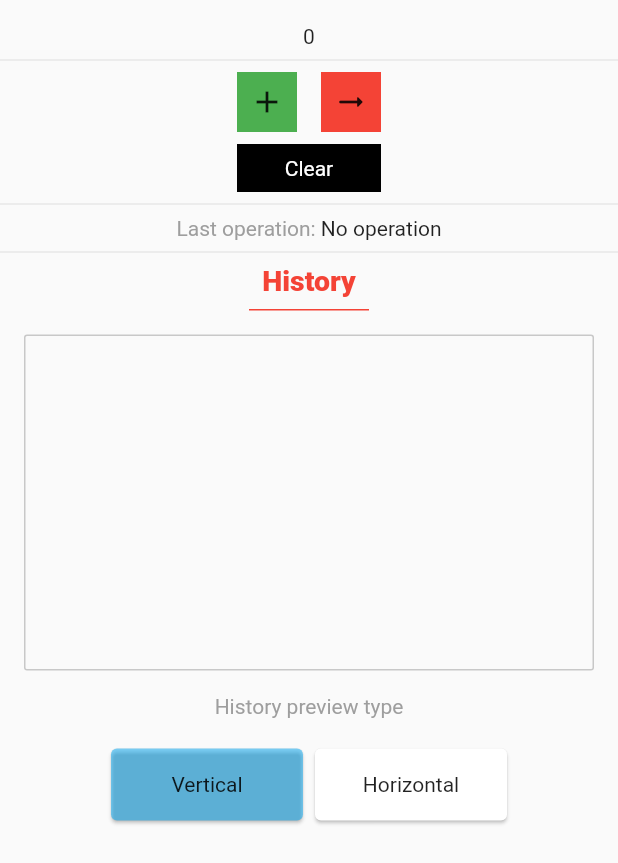
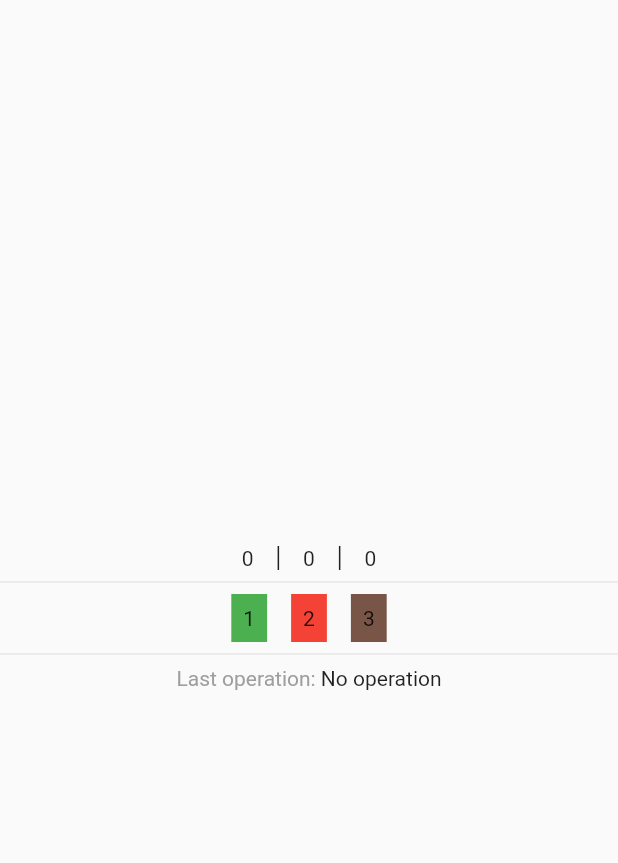
Before and after one commit to SERDUN/home_w1, a Flutter app: the screen it shows after launch, on a phone screen of 412 x 824 dp. Shown: the top 863 px of the screen. Run offline on Flutter 3.47's test engine with Material 2 defaults, Android fonts, the phone set to English and light mode, and no system bars.

Commit message:
Added new hw

```diff
--- /dev/null
+++ b/lib/hm2_1_1.dart
@@ -0,0 +1,140 @@
+import 'package:flutter/material.dart';
+import 'package:flutter/widgets.dart';
+
+class HM211 extends StatefulWidget {
+  const HM211({Key key}) : super(key: key);
+
+  @override
+  _HM1State createState() => _HM1State();
+}
+
+class _HM1State extends State<HM211> {
+  var counter1 = 0;
+  var counter2 = 0;
+  var counter3 = 0;
+
+  var lastOperation = "No operation";
+
+  @override
+  Widget build(BuildContext context) {
+    return Scaffold(
+      body: Column(
+        mainAxisAlignment: MainAxisAlignment.center,
+        crossAxisAlignment: CrossAxisAlignment.center,
+        children: [
+          Row(
+            mainAxisAlignment: MainAxisAlignment.center,
+            crossAxisAlignment: CrossAxisAlignment.center,
+            children: [
+              Text(counter1.toString()),
+              Container(
+                width: 1,
+                margin: EdgeInsets.only(left: 16, right: 16),
+                height: 16,
+                color: Colors.black87,
+              ),
+              Text(counter2.toString()),
+              Container(
+                margin: EdgeInsets.only(left: 16, right: 16),
+                width: 1,
+                height: 16,
+                color: Colors.black87,
+              ),
+              Text(counter3.toString()),
+            ],
+          ),
+          Divider(
+            color: Colors.grey.withOpacity(0.2),
+            thickness: 1,
+          ),
+          controller(),
+          Divider(
+            color: Colors.grey.withOpacity(0.2),
+            thickness: 1,
+          ),
+          Row(
+            mainAxisAlignment: MainAxisAlignment.center,
+            crossAxisAlignment: CrossAxisAlignment.center,
+            children: [
+              Text(
+                "Last operation: ",
+                style: TextStyle(color: Colors.grey),
+              ),
+              Text(lastOperation),
+            ],
+          )
+        ],
+      ),
+    );
+  }
+
+  Widget controller() {
+    return Column(
+      children: [
+        Row(
+          mainAxisAlignment: MainAxisAlignment.center,
+          crossAxisAlignment: CrossAxisAlignment.center,
+          children: [
+            InkWell(
+              child: Container(
+                color: Colors.green,
+                padding: EdgeInsets.all(8),
+                child: Text("1"),
+              ),
+              onTap: addToColumn1,
+            ),
+            SizedBox(
+              width: 16,
+            ),
+            InkWell(
+              child: Container(
+                color: Colors.red,
+                padding: EdgeInsets.all(8),
+                child: Text("2"),
+              ),
+              onTap: addToColumn2,
+            ),
+            SizedBox(
+              width: 16,
+            ),
+            InkWell(
+              child: Container(
+                color: Colors.brown,
+                padding: EdgeInsets.all(8),
+                child: Text("3"),
+              ),
+              onTap: addToColumn3,
+            )
+          ],
+        ),
+
+      ],
+    );
+  }
+
+  void addToColumn1() {
+    setState(() {
+      lastOperation = "+1";
+      counter1=counter1+1;
+      //  counter++;
+    });
+  }
+
+  void addToColumn2() {
+    setState(() {
+      lastOperation = "+2";
+      counter2=counter2+2;
+
+      //  counter++;
+    });
+  }
+
+  void addToColumn3() {
+    setState(() {
+      lastOperation = "+3";
+      counter3=counter3+3;
+
+      //  counter++;
+    });
+  }
+}
--- a/lib/main.dart
+++ b/lib/main.dart
@@ -4,6 +4,7 @@ import 'hm1.dart';
 import 'hm1_1.dart';
 import 'hm2.dart';
 import 'hm2_1.dart';
+import 'hm2_1_1.dart';
 import 'hm2_2.dart';
 import 'hm2_3.dart';
 import 'hm2_4.dart';
@@ -25,7 +26,7 @@ class MyApp extends StatelessWidget {
         // closer together (more dense) than on mobile platforms.
         visualDensity: VisualDensity.adaptivePlatformDensity,
       ),
-      home: HM2_4(),
+      home: HM211(),
     );
   }
 }
```
